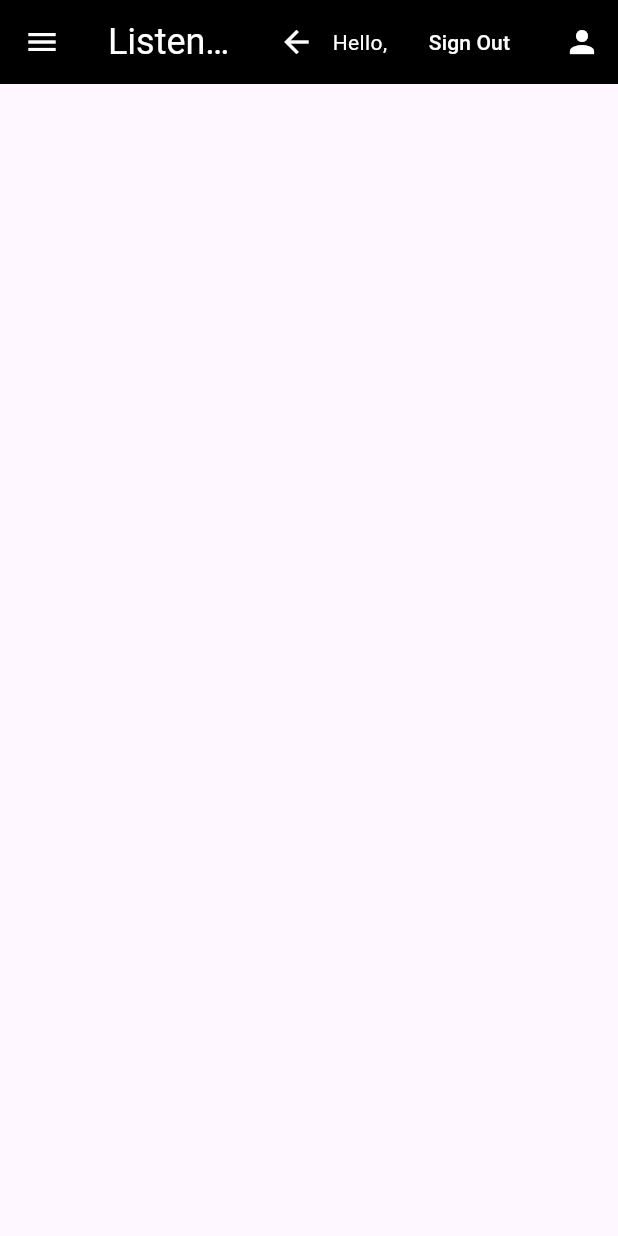
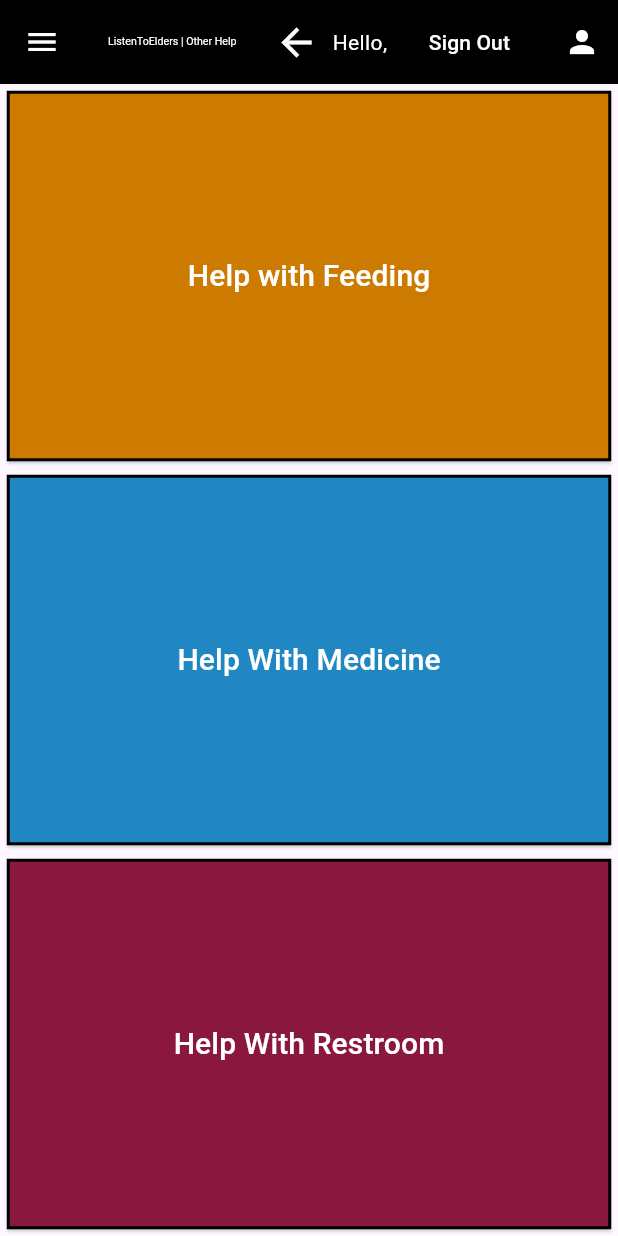
Before and after one commit to j-harney/mobdev_project_jack_917596040, a Flutter app: the OtherHelpScreen screen opened by its route, on a phone screen of 412 x 824 dp. Run offline on Flutter 3.47's test engine with Material 3 defaults, Android fonts, the light colour scheme and no system bars; our stand-ins replace firebase_auth, firebase_core, table_calendar; missing offline and left inert: firebase_ui_auth; accounts and stored records are empty.

Commit message:
Finish Screens

```diff
--- a/lib/CreatorsForScreens/appbarcreator_widget.dart
+++ b/lib/CreatorsForScreens/appbarcreator_widget.dart
@@ -1,18 +1,23 @@
 import 'package:firebase_auth/firebase_auth.dart';
 import 'package:firebase_ui_auth/firebase_ui_auth.dart';
 import 'package:flutter/material.dart';
-import 'package:project1_mobdev_jack_917596040/HomeScreen/signout_button_widget.dart'
+import 'package:project1_mobdev_jack_917596040/Firebase/signout_button_widget.dart'
     as button;
 
 class AppBarCreator {
   final FirebaseAuth auth = FirebaseAuth.instance;
 
   AppBar createAppBar(BuildContext context, String route) {
-    Text titleText = Text(
-        style: const TextStyle(fontSize: 24, color: Colors.white),
-        'ListenToElders  |   $route');
+    String? username;
+    bool centerTitle;
+
+    if (auth.currentUser?.displayName == null) {
+      username = auth.currentUser!.email;
+    } else {
+      username = auth.currentUser!.displayName;
+    }
+
     AppBar newAppBar;
-
     if (route == 'Home') {
       newAppBar = AppBar(
           leading: Builder(builder: (context) {
@@ -23,11 +28,15 @@ class AppBarCreator {
                 });
           }),
           backgroundColor: Colors.black,
-          title: titleText,
+          title: FittedBox(
+              child: Text('ListenToElders | $route',
+                  style: TextStyle(color: Colors.white))),
           centerTitle: true,
           actions: <Widget>[
-            Text('Hello, ${auth.currentUser?.displayName}',
-                style: TextStyle(color: Colors.white)),
+            Container(
+                margin: EdgeInsets.all(5),
+                child: Text('Hello, $username',
+                    style: TextStyle(color: Colors.white))),
             (button.SignOutButton()),
             IconButton(
                 icon: const Icon(Icons.person, color: Colors.white),
@@ -47,7 +56,9 @@ class AppBarCreator {
     } else {
       newAppBar = AppBar(
           backgroundColor: Colors.black,
-          title: titleText,
+          title: FittedBox(
+              child: Text('ListenToElders | $route',
+                  style: TextStyle(color: Colors.white))),
           centerTitle: true,
           leading: Builder(builder: (context) {
             return IconButton(
@@ -58,13 +69,12 @@ class AppBarCreator {
           }),
           actions: <Widget>[
             IconButton(
-              icon: const Icon(Icons.arrow_back, color: Colors.white),
+              icon: const Icon(Icons.arrow_back, color: Colors.white, size: 30),
               onPressed: () {
                 Navigator.of(context).pop();
               },
             ),
-            Text('Hello, ${auth.currentUser?.displayName}',
-                style: TextStyle(color: Colors.white)),
+            Text('Hello, $username', style: TextStyle(color: Colors.white)),
             (button.SignOutButton()),
             IconButton(
                 icon: const Icon(Icons.person, color: Colors.white),
@@ -91,11 +101,12 @@ class AppBarCreator {
     profileAppBar = AppBar(
         automaticallyImplyLeading: false,
         backgroundColor: Colors.black,
-        title: Text('User Profile'),
+        title:
+            const Text('User Profile', style: TextStyle(color: Colors.white)),
         centerTitle: true,
         actions: <Widget>[
           IconButton(
-              icon: const Icon(Icons.arrow_back, color: Colors.white),
+              icon: const Icon(Icons.arrow_back, color: Colors.white, size: 30),
               onPressed: () {
                 Navigator.of(context).pop();
               })
--- a/lib/Firebase/auth_gate.dart
+++ b/lib/Firebase/auth_gate.dart
@@ -40,12 +40,12 @@ class AuthGate extends StatelessWidget {
               );
             },
             sideBuilder: (context, shrinkOffset) {
-              return Padding(
-                padding: const EdgeInsets.all(20),
+              return const Padding(
+                padding: EdgeInsets.all(20),
                 child: AspectRatio(
                     aspectRatio: 1,
-                    child: const Icon(Icons.holiday_village_rounded,
-                        size: 300) ////0.21
+                    child:
+                        Icon(Icons.holiday_village_rounded, size: 300) ////0.21
                     ),
               );
             },
--- a/lib/HomeScreen/home_widget.dart
+++ b/lib/HomeScreen/home_widget.dart
@@ -1,7 +1,7 @@
 import 'package:flutter/material.dart';
 import 'package:project1_mobdev_jack_917596040/CreatorsForScreens/appBarCreator_widget.dart';
 import 'package:project1_mobdev_jack_917596040/CreatorsForScreens/drawercreator_widget.dart';
-import 'package:project1_mobdev_jack_917596040/HomeScreen/signout_button_widget.dart';
+import 'package:project1_mobdev_jack_917596040/Firebase/signout_button_widget.dart';
 
 class HomeScreen extends StatefulWidget {
   const HomeScreen({super.key});
@@ -30,7 +30,7 @@ class _HomeScreenState extends State<HomeScreen> {
       const Color.fromARGB(255, 89, 165, 128),
       const Color.fromARGB(255, 52, 117, 228),
       const Color.fromARGB(255, 85, 85, 85),
-      const Color.fromARGB(137, 32, 32, 32),
+      const Color.fromARGB(255, 22, 22, 22),
       const Color.fromARGB(255, 255, 27, 11)
     ];
 
--- a/lib/ScreensFromHomeScreen/MealsScreen/meals_widget.dart
+++ b/lib/ScreensFromHomeScreen/MealsScreen/meals_widget.dart
@@ -97,12 +97,13 @@ class _MealsScreenState extends State<MealsScreen> {
                                         shape: const BeveledRectangleBorder(
                                             borderRadius:
                                                 BorderRadius.all(Radius.zero))),
-                                    child: const Text('Breakfast',
-                                        textAlign: TextAlign.center,
-                                        style: TextStyle(
-                                            fontSize: 20,
-                                            color: Color.fromARGB(
-                                                255, 255, 255, 255)))))),
+                                    child: const FittedBox(
+                                        child: Text('Breakfast',
+                                            textAlign: TextAlign.center,
+                                            style: TextStyle(
+                                                fontSize: 20,
+                                                color: Color.fromARGB(
+                                                    255, 255, 255, 255))))))),
                         Expanded(
                             child: Container(
                                 margin: EdgeInsets.all(5),
--- a/lib/ScreensFromHomeScreen/OtherHelpScreen/otherhelp_widget.dart
+++ b/lib/ScreensFromHomeScreen/OtherHelpScreen/otherhelp_widget.dart
@@ -17,6 +17,69 @@ class _OtherHelpScreenState extends State<OtherHelpScreen> {
 
     return Scaffold(
         drawer: drawerCreator.createDrawer(context, 'Other Help'),
-        appBar: appBarCreator.createAppBar(context, 'Other Help'));
+        appBar: appBarCreator.createAppBar(context, 'Other Help'),
+        body: Expanded(
+            child: Column(
+          crossAxisAlignment: CrossAxisAlignment.stretch,
+          children: <Widget>[
+            Expanded(
+                child: Container(
+                    margin: EdgeInsets.all(5),
+                    child: ElevatedButton(
+                        onPressed: () {},
+                        style: ElevatedButton.styleFrom(
+                            side:
+                                const BorderSide(width: 1, color: Colors.black),
+                            backgroundColor:
+                                const Color.fromARGB(255, 204, 122, 0),
+                            shape: const BeveledRectangleBorder(
+                                borderRadius: BorderRadius.all(Radius.zero))),
+                        child: const FittedBox(
+                            child: const Text('Help with Feeding',
+                                textAlign: TextAlign.center,
+                                style: TextStyle(
+                                    fontSize: 20,
+                                    color: Color.fromARGB(
+                                        255, 255, 255, 255))))))),
+            Expanded(
+                child: Container(
+                    margin: EdgeInsets.all(5),
+                    child: ElevatedButton(
+                        onPressed: () {},
+                        style: ElevatedButton.styleFrom(
+                            side:
+                                const BorderSide(width: 1, color: Colors.black),
+                            backgroundColor:
+                                const Color.fromARGB(255, 32, 135, 194),
+                            shape: const BeveledRectangleBorder(
+                                borderRadius: BorderRadius.all(Radius.zero))),
+                        child: const FittedBox(
+                            child: const Text('Help With Medicine',
+                                textAlign: TextAlign.center,
+                                style: TextStyle(
+                                    fontSize: 20,
+                                    color: Color.fromARGB(
+                                        255, 255, 255, 255))))))),
+            Expanded(
+                child: Container(
+                    margin: EdgeInsets.all(5),
+                    child: ElevatedButton(
+                        onPressed: () {},
+                        style: ElevatedButton.styleFrom(
+                            side:
+                                const BorderSide(width: 1, color: Colors.black),
+                            backgroundColor:
+                                const Color.fromARGB(255, 138, 23, 61),
+                            shape: const BeveledRectangleBorder(
+                                borderRadius: BorderRadius.all(Radius.zero))),
+                        child: const FittedBox(
+                            child: const Text('Help With Restroom',
+                                textAlign: TextAlign.center,
+                                style: TextStyle(
+                                    fontSize: 20,
+                                    color:
+                                        Color.fromARGB(255, 255, 255, 255)))))))
+          ],
+        )));
   }
 }
```
Also changed, not shown: lib/Firebase/signout_button_widget.dart (renamed from lib/HomeScreen/signout_button_widget.dart), 3 other files.
